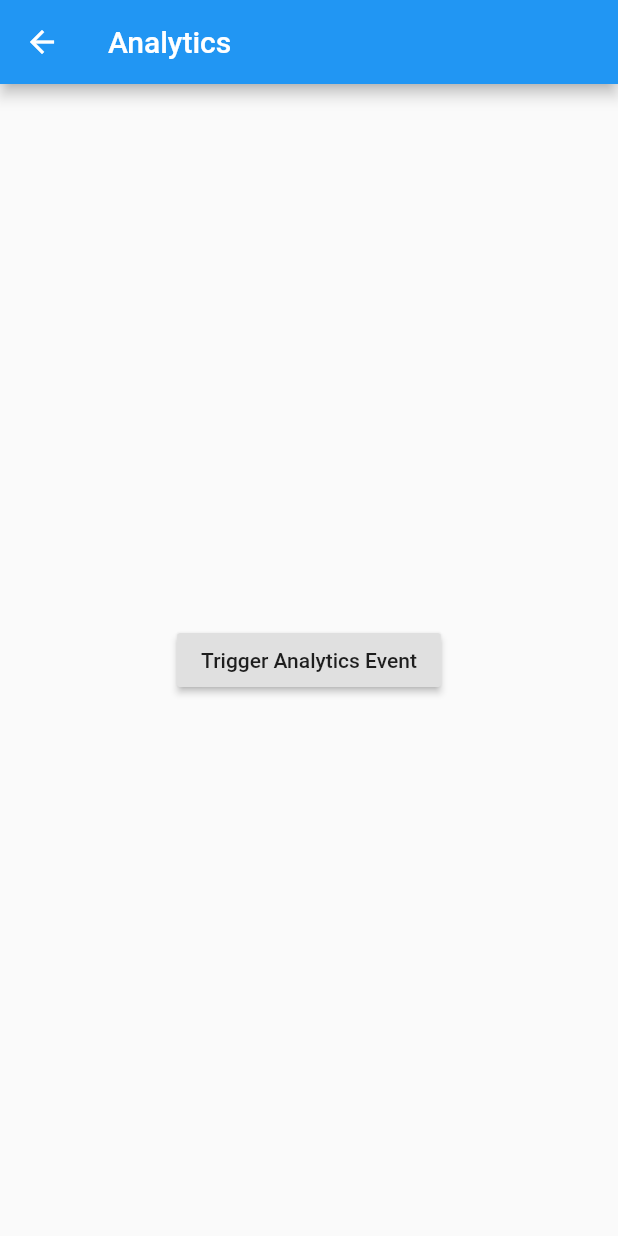
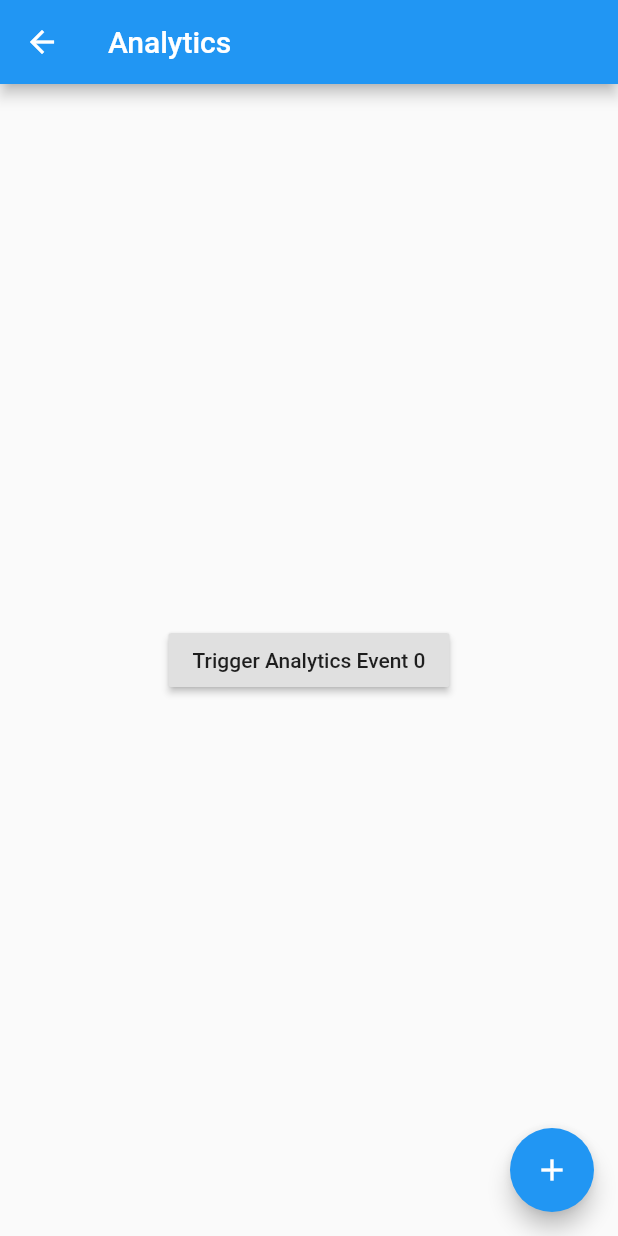
Before and after one commit to victorers1/flutter-firebase, a Flutter app: the screen it shows after launch, after a tap on "Try Firebase Analytics", on a phone screen of 412 x 824 dp. Run offline on Flutter 3.47's test engine with Material 2 defaults, Android fonts, the phone set to English and light mode, and no system bars; our stand-ins replace dio, firebase_analytics, firebase_core, flutter_mobx, flutter_modular, infinite_scroll_pagination and 1 more; missing offline and left inert: firebase_performance; accounts and stored records are empty; generated files the repository leaves out were written again.

```diff
--- a/lib/app/app_widget.dart
+++ b/lib/app/app_widget.dart
@@ -1,4 +1,3 @@
-import 'package:firebase_analytics/firebase_analytics.dart';
 import 'package:flutter/material.dart';
 import 'package:flutter_modular/flutter_modular.dart';
 
--- a/lib/app/modules/analytics/analytics_page.dart
+++ b/lib/app/modules/analytics/analytics_page.dart
@@ -1,5 +1,6 @@
 import 'package:firebase_analytics/firebase_analytics.dart';
 import 'package:flutter/material.dart';
+import 'package:flutter_mobx/flutter_mobx.dart';
 import 'package:flutter_modular/flutter_modular.dart';
 import 'analytics_controller.dart';
 
@@ -16,22 +17,22 @@ class AnalyticsPage extends StatefulWidget {
 
 class _AnalyticsPageState
     extends ModularState<AnalyticsPage, AnalyticsController> {
-  final FirebaseAnalytics analytics = FirebaseAnalytics();
+  final analytics = FirebaseAnalytics();
 
-  analyticsPressedButton() {
-    analytics.logEvent(name: 'pressed_button', parameters: {'foo': 'bar'}).then(
-      (value) => print('analytics events logged'),
-    );
+  analyticsPressedButton(int value) {
+    final params = {'count': value};
+    analytics.logEvent(name: 'pressed_button', parameters: params).then(
+          (value) => print('analytics.logEvent($params)'),
+        );
   }
 
   analyticsAppOpen() {
-    analytics.logAppOpen().then((value) => print('app open logged'));
+    analytics.logAppOpen().then((value) => print('analytics.logAppOpen()'));
   }
 
   @override
   void initState() {
     super.initState();
-
     analyticsAppOpen();
   }
 
@@ -46,12 +47,20 @@ class _AnalyticsPageState
           mainAxisAlignment: MainAxisAlignment.center,
           children: [
             RaisedButton(
-              onPressed: analyticsPressedButton,
-              child: Text('Trigger Analytics Event'),
+              onPressed: () {
+                analyticsPressedButton(controller.value);
+              },
+              child: Observer(builder: (_) {
+                return Text('Trigger Analytics Event ${controller.value}');
+              }),
             ),
           ],
         ),
       ),
+      floatingActionButton: FloatingActionButton(
+        child: Icon(Icons.add),
+        onPressed: controller.increment,
+      ),
     );
   }
 }
--- a/lib/app/modules/home/home_page.dart
+++ b/lib/app/modules/home/home_page.dart
@@ -1,4 +1,3 @@
-import 'package:firebase_analytics/firebase_analytics.dart';
 import 'package:firebase_core/firebase_core.dart';
 import 'package:flutter/material.dart';
 import 'package:flutter_modular/flutter_modular.dart';
@@ -13,6 +12,30 @@ class HomePage extends StatefulWidget {
 }
 
 class _HomePageState extends ModularState<HomePage, HomeController> {
+  Widget snapshotHasError() => Text('Firebase could not be initialized');
+
+  Widget snapshotHasData() => Column(
+        mainAxisAlignment: MainAxisAlignment.center,
+        children: [
+          RaisedButton(
+            onPressed: () {
+              Modular.to.pushNamed('/analytics');
+            },
+            color: Colors.yellow,
+            child: Text('Try Firebase Analytics'),
+          ),
+          RaisedButton(
+            onPressed: () {
+              Modular.to.pushNamed('/performance');
+            },
+            color: Colors.green,
+            child: Text('Try Firebase Performance'),
+          ),
+        ],
+      );
+
+  Widget snapshotIsEmpty() => CircularProgressIndicator();
+
   @override
   Widget build(BuildContext context) {
     return Scaffold(
@@ -24,30 +47,12 @@ class _HomePageState extends ModularState<HomePage, HomeController> {
           future: Firebase.initializeApp(),
           builder: (context, snapshot) {
             if (snapshot.hasError) {
-              return Text('Firebase could not be initialized');
+              return snapshotHasError();
             } else {
               if (snapshot.hasData) {
-                return Column(
-                  mainAxisAlignment: MainAxisAlignment.center,
-                  children: [
-                    RaisedButton(
-                      onPressed: () {
-                        Modular.to.pushNamed('/analytics');
-                      },
-                      color: Colors.yellow,
-                      child: Text('Try Firebase Analytics'),
-                    ),
-                    RaisedButton(
-                      onPressed: () {
-                        Modular.to.pushNamed('/performance');
-                      },
-                      color: Colors.green,
-                      child: Text('Try Firebase Performance'),
-                    ),
-                  ],
-                );
+                return snapshotHasData();
               } else {
-                return CircularProgressIndicator();
+                return snapshotIsEmpty();
               }
             }
           },
```
Also changed, not shown: lib/app/modules/performance/pages/network_performance_page.dart (+5 -6 lines), lib/app/modules/performance/performance_controller.dart (+8 -3 lines), lib/app/modules/performance/performance_page.dart (+26 -1 lines), lib/app/modules/performance/widgets/pokemon_item.dart (+5 -7 lines), pubspec.lock, 2 other files.
